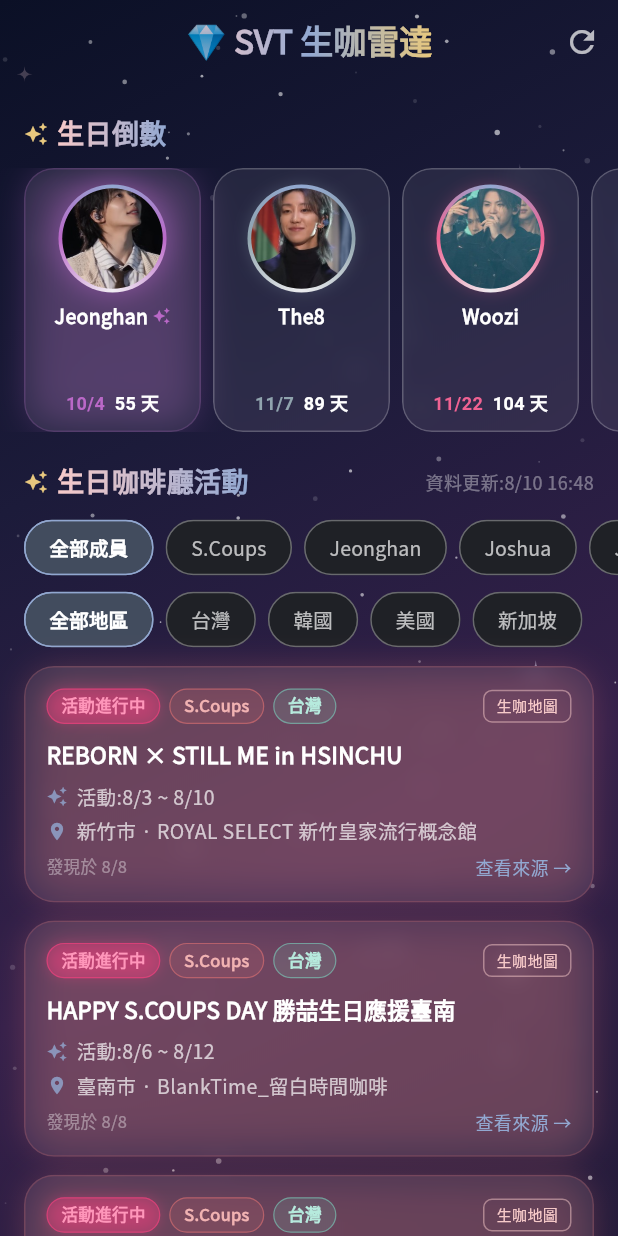
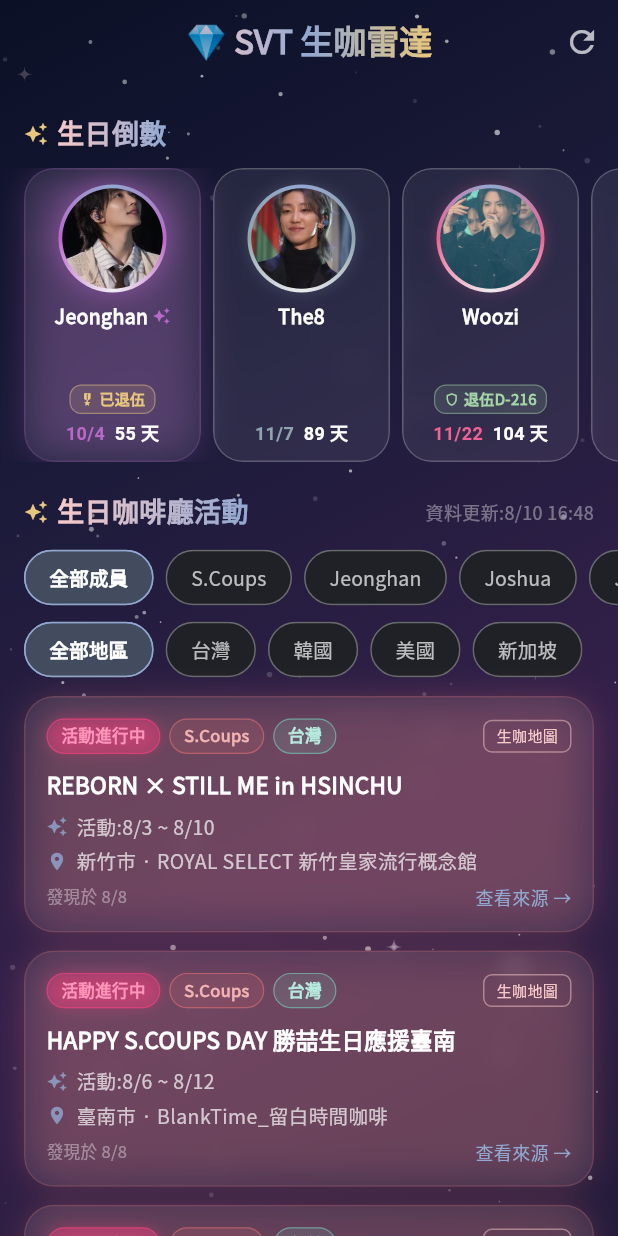
Before and after one commit to pochunlin227/Kpop-Event, a Flutter app: the screen it shows after launch, on a phone screen of 412 x 824 dp. Run offline on Flutter 3.47's test engine with Material 3 defaults, Android fonts, the phone set to English and light mode, and no system bars.

Commit message:
生日卡片加入兵役狀態徽章(服役中退伍倒數/入伍倒數/已退伍)
Co-Authored-By: Claude Fable 5 <noreply@anthropic.com>

```diff
--- a/lib/main.dart
+++ b/lib/main.dart
@@ -335,6 +335,69 @@ class _HomeScreenState extends State<HomeScreen> {
   }
 }
 
+/// 兵役狀態小徽章;不需顯示的成員回傳 null
+Widget? militaryBadge(Member m, DateTime now) {
+  final info = kMilitary[m.id];
+  if (info == null) return null;
+  final today = DateTime(now.year, now.month, now.day);
+
+  var status = info.status;
+  // 已過入伍日 → 服役中;已過退伍日 → 退伍
+  if (status == MilitaryStatus.scheduled &&
+      info.start != null &&
+      !today.isBefore(info.start!)) {
+    status = MilitaryStatus.serving;
+  }
+  if (status == MilitaryStatus.serving &&
+      info.end != null &&
+      today.isAfter(info.end!)) {
+    status = MilitaryStatus.discharged;
+  }
+
+  final (IconData, String, Color)? badge = switch (status) {
+    MilitaryStatus.serving when info.end != null => (
+        Icons.shield_outlined,
+        '退伍${info.endEstimated ? '≈' : ''}D-${info.end!.difference(today).inDays}',
+        const Color(0xFFA5D6A7),
+      ),
+    MilitaryStatus.serving => (
+        Icons.shield_outlined,
+        '服役中',
+        const Color(0xFFA5D6A7),
+      ),
+    MilitaryStatus.scheduled => (
+        Icons.event_note,
+        '入伍D-${info.start!.difference(today).inDays}',
+        Colors.orangeAccent,
+      ),
+    MilitaryStatus.discharged => (Icons.military_tech, '已退伍', kGold),
+    _ => null,
+  };
+  if (badge == null) return null;
+  final (icon, text, color) = badge;
+  return Container(
+    padding: const EdgeInsets.symmetric(horizontal: 6, vertical: 2),
+    decoration: BoxDecoration(
+      color: color.withValues(alpha: 0.14),
+      borderRadius: BorderRadius.circular(8),
+      border: Border.all(color: color.withValues(alpha: 0.45), width: 0.8),
+    ),
+    child: Row(
+      mainAxisSize: MainAxisSize.min,
+      children: [
+        Icon(icon, size: 10, color: color),
+        const SizedBox(width: 3),
+        Flexible(
+          child: Text(text,
+              overflow: TextOverflow.ellipsis,
+              style: TextStyle(
+                  fontSize: 10, fontWeight: FontWeight.bold, color: color)),
+        ),
+      ],
+    ),
+  );
+}
+
 /// 上方橫向的成員生日倒數卡片
 class _BirthdayStrip extends StatelessWidget {
   final DateTime now;
@@ -345,7 +408,7 @@ class _BirthdayStrip extends StatelessWidget {
     final sorted = [...kMembers]..sort(
         (a, b) => a.daysUntilBirthday(now).compareTo(b.daysUntilBirthday(now)));
     return SizedBox(
-      height: 176,
+      height: 196,
       child: ListView.builder(
         scrollDirection: Axis.horizontal,
         padding: const EdgeInsets.symmetric(horizontal: 12),
@@ -388,6 +451,11 @@ class _BirthdayStrip extends StatelessWidget {
                     ],
                   ),
                   const Spacer(),
+                  if (militaryBadge(m, now) case final badge?)
+                    Padding(
+                      padding: const EdgeInsets.only(bottom: 3),
+                      child: badge,
+                    ),
                   isToday
                       ? const GradientText('今天生日!',
                           fontSize: 13, colors: [kRoseQuartz, kGold])
```
Also changed, not shown: lib/members.dart (+47 -0 lines).
